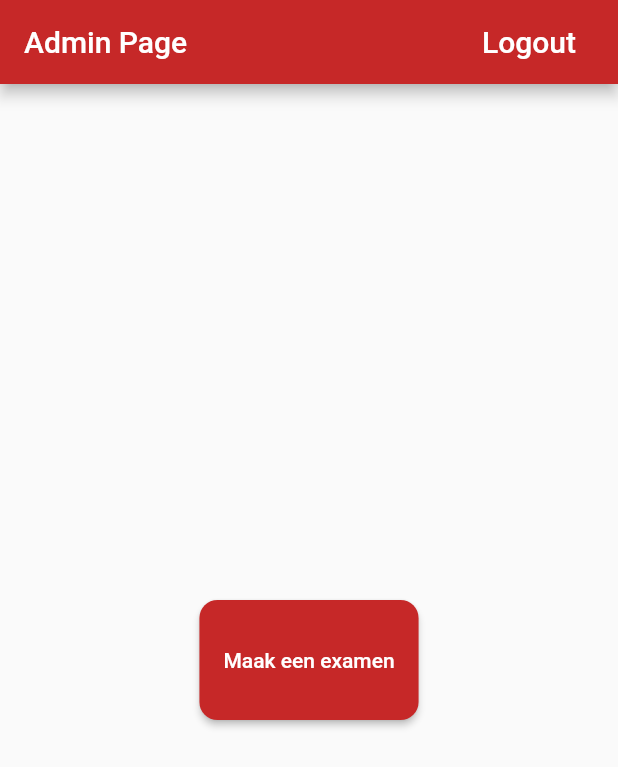
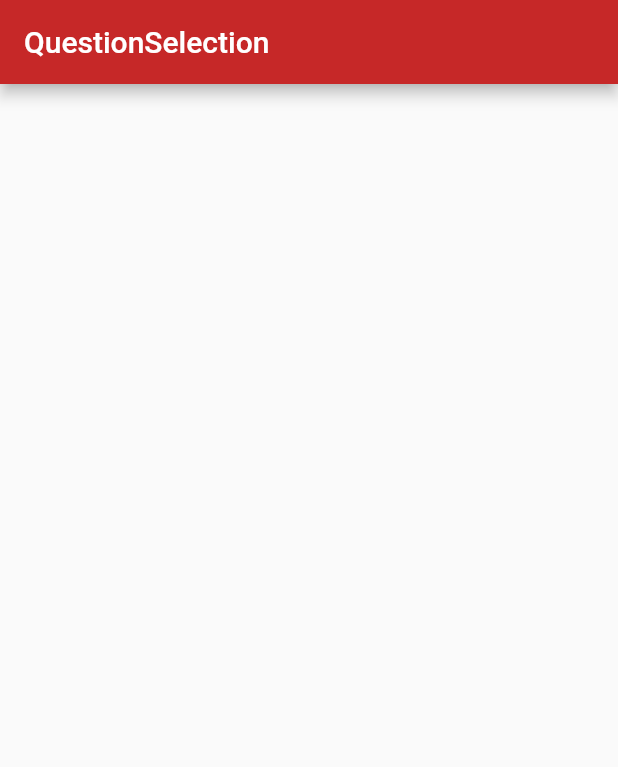
Before and after one commit to samoTh137/IntroMobileProject, a Flutter app: the AdminPage screen opened directly, after a tap on "Maak een examen", on a phone screen of 412 x 824 dp. Shown: the top 767 px of the screen. Run offline on Flutter 3.47's test engine with Material 2 defaults, Android fonts, the phone set to English and light mode, and no system bars.

Commit message:
Created Choice Menu for Admin
Choice Menu for admin is made (still have to make it link up)

```diff
--- a/geo_exam/lib/AdminPage.dart
+++ b/geo_exam/lib/AdminPage.dart
@@ -1,4 +1,5 @@
 import 'package:flutter/material.dart';
+import 'QuestionSelection.dart';
 
 class AdminPage extends StatefulWidget {
   const AdminPage({Key? key}) : super(key: key);
@@ -23,28 +24,97 @@ class _AdminPageState extends State<AdminPage> {
                   child: TextButton(
                     onPressed: () {
                       Navigator.pop(context);
-              }, child: const Text(
+                    },
+                    child: const Text(
                       'Logout',
-              style:TextStyle(color: Colors.white, fontSize: 20),
+                      style: TextStyle(color: Colors.white, fontSize: 20),
                     ),
                   ),
-        )
+                )),
+          ]),
+      body: Column(children: [
+        const SizedBox(
+          height: 300,
         ),
-]
+        Table(
+          columnWidths: const <int, TableColumnWidth>{
+            0: IntrinsicColumnWidth(),
+            1: FlexColumnWidth(),
+            2: FixedColumnWidth(300),
+          },
+          defaultVerticalAlignment: TableCellVerticalAlignment.middle,
+          children: <TableRow>[
+            TableRow(
+              children: <Widget>[
+                Container(
+                  height: 50,
                 ),
-      body: Center(
+                TableCell(
+                  //TableCell voor Examen
+                  verticalAlignment: TableCellVerticalAlignment.top,
+                  child: Padding(
+                    padding: const EdgeInsets.fromLTRB(20, 0, 20, 0),
                     child: ElevatedButton(
-        onPressed: () { //TODO ADD REDIRECTION TO EXAM MAKING PAGE HERE
-          //Navigator.push(
-          //context, MaterialPageRoute(builder: (_) => ExamMakerPage()));
-        ;},
+                        onPressed: () {
+                          Navigator.push(
+                              context,
+                              MaterialPageRoute(
+                                  builder: (_) => const QuestionSelection()));
+                        },
                         child: const Text('Maak een examen'),
                         style: ElevatedButton.styleFrom(
                             primary: Colors.red[800],
-          minimumSize: Size(0, 80),
+                            minimumSize: const Size(0, 80),
                             shape: RoundedRectangleBorder(
                               borderRadius: BorderRadius.circular(12),
+                            ))),
+                  )
                 ),
-    ))));
+                TableCell(
+                  //TableCell voor Studenten
+                  verticalAlignment: TableCellVerticalAlignment.top,
+                  child: Padding(
+                    padding: const EdgeInsets.fromLTRB(20, 0, 20, 0),
+                  child: ElevatedButton(
+                      onPressed: () {
+                      },
+                      child: const Text('Studenten'),
+                      style: ElevatedButton.styleFrom(
+                        primary: Colors.red[800],
+                        minimumSize: const Size(0, 80),
+                        shape: RoundedRectangleBorder(
+                        borderRadius: BorderRadius.circular(12),
+                      ))),
+                  ),
+                ),
+                TableCell(
+                  //TableCell voor Wachtwoord
+                  verticalAlignment: TableCellVerticalAlignment.top,
+                  child: Padding(
+                    padding: const EdgeInsets.fromLTRB(20, 0, 20, 0),
+                  child: ElevatedButton(
+                      onPressed: () {
+                      },
+                      child: const Text('Wachtwoord'),
+                      style: ElevatedButton.styleFrom(
+                        primary: Colors.red[800],
+                        minimumSize: const Size(100, 80),
+                        shape: RoundedRectangleBorder(
+                        borderRadius: BorderRadius.circular(12),
+                      ))),
+                  ),
+                ),
+              ],
+            ),
+          ],
+        ),
+        const SizedBox(
+          height: 100,
+        ),
+        const Text('Here comes other stuff',
+          style:TextStyle(fontSize: 30),),
+      ]
+      ),
+    );
   }
 }
--- /dev/null
+++ b/geo_exam/lib/QuestionSelection.dart
@@ -0,0 +1,22 @@
+import 'package:flutter/material.dart';
+
+class QuestionSelection extends StatefulWidget {
+  const QuestionSelection({Key? key}) : super(key: key);
+
+  @override
+   _QuestionSelectionState createState() => _QuestionSelectionState();
+}
+
+class  _QuestionSelectionState extends State <QuestionSelection> {
+  @override
+  Widget build(BuildContext context) {
+    return Scaffold(
+      appBar: AppBar(
+          automaticallyImplyLeading: false,
+          title: const Text('QuestionSelection'),
+          backgroundColor: Colors.red[800],
+          actions: <Widget>[]
+      ),
+    );
+  }
+}
--- a/geo_exam/lib/main.dart
+++ b/geo_exam/lib/main.dart
@@ -68,7 +68,7 @@ class _LoginDemoState extends State<LoginDemo> {
             TextButton(
               onPressed: (){
                 //TODO FORGOT PASSWORD SCREEN GOES HERE
-                print('Forgot password button pressed');
+                //print('Forgot password button pressed');
               },
               child: const Text(
                 'Forgot Password',
@@ -104,26 +104,26 @@ class _LoginDemoState extends State<LoginDemo> {
                       child: ElevatedButton(
                         onPressed: () {
                           Navigator.push(
-                          context, MaterialPageRoute(builder: (_) => AdminPage()));
+                          context, MaterialPageRoute(builder: (_) => const AdminPage()));
                           },
-                        child: Text("Admin"),
+                        child: const Text("Admin"),
                         style: ElevatedButton.styleFrom(
                             primary: Colors.red[800],
-                            minimumSize: Size(0, 80),
+                            minimumSize: const Size(0, 80),
                             shape: RoundedRectangleBorder(
                               borderRadius: BorderRadius.circular(12),
                           )
                         ),)),
                   Expanded(
                       child: ElevatedButton(
-                        onPressed: () { //TODO MAKE USERPAGE AND REDIRECT TO IT
+                        onPressed: () {
                         Navigator.push(
-                        context, MaterialPageRoute(builder: (_) => UserPage()));
-                        ;},
-                        child: Text("User"),
+                        context, MaterialPageRoute(builder: (_) => const UserPage()));
+                        },
+                        child: const Text("User"),
                         style: ElevatedButton.styleFrom(
                           primary: Colors.red[800],
-                          minimumSize: Size(0, 80),
+                          minimumSize: const Size(0, 80),
                           shape: RoundedRectangleBorder(
                             borderRadius: BorderRadius.circular(12),
                           )
```
Lines whose indentation alone changed are shown as unchanged.
